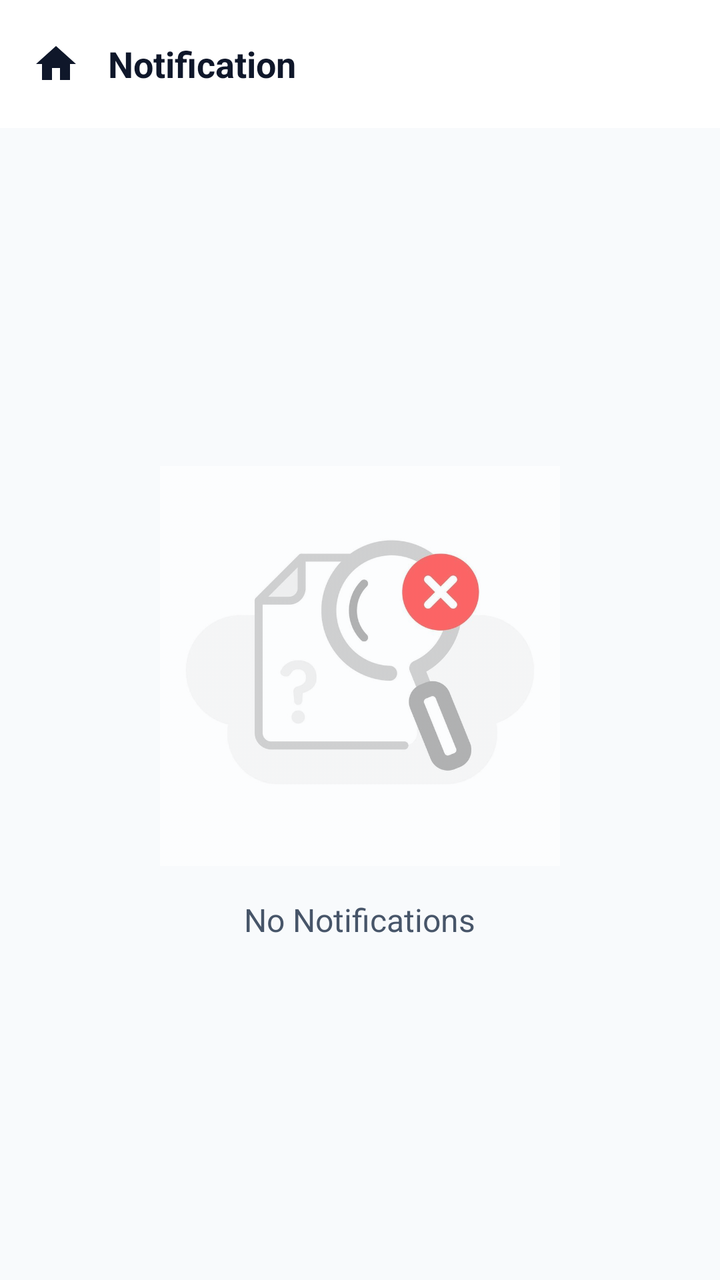
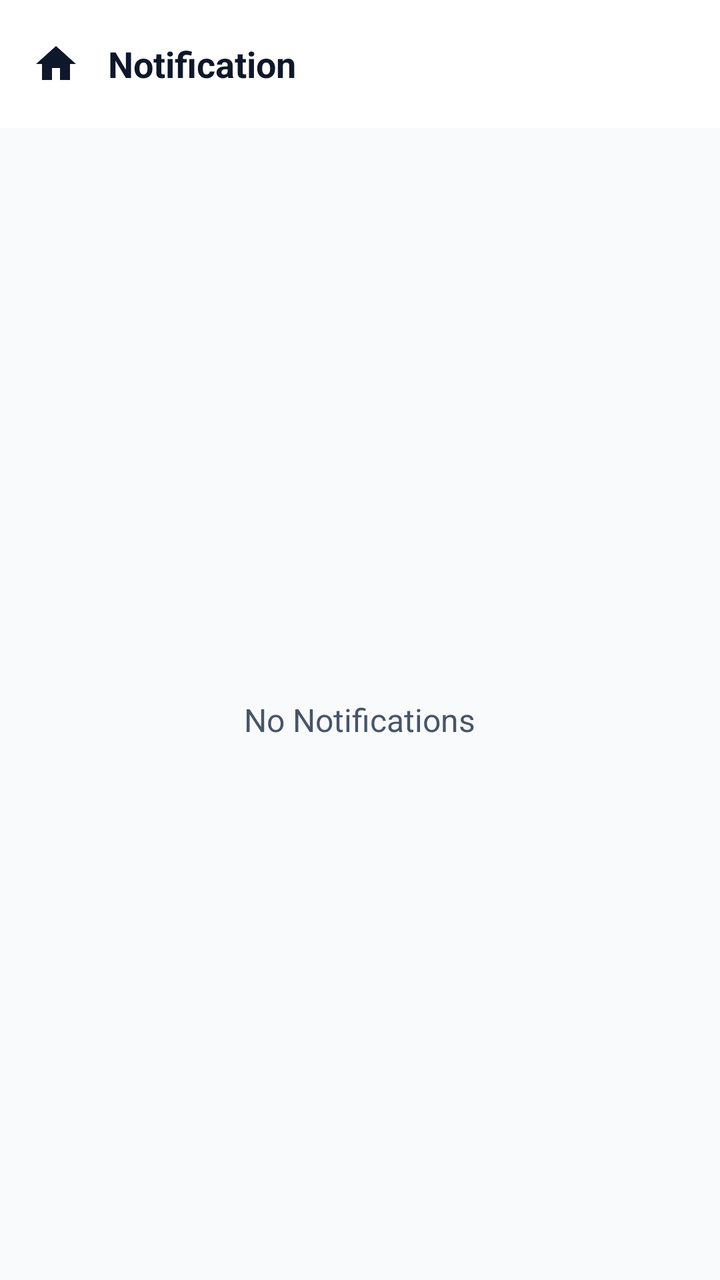

Two renders of the same Android screen: before a commit and after it. Below are the layout's source before the change and the commit's diff.
<!-- AndroidManifest.xml: application theme Theme.TestMaster -->
<!-- res/layout/activity_notification.xml -->
<?xml version="1.0" encoding="utf-8"?>
<androidx.constraintlayout.widget.ConstraintLayout xmlns:android="http://schemas.android.com/apk/res/android"
    xmlns:app="http://schemas.android.com/apk/res-auto"
    xmlns:tools="http://schemas.android.com/tools"
    android:layout_width="match_parent"
    android:layout_height="match_parent"
    android:background="@drawable/statusbar_background"
    android:fitsSystemWindows="true"
    tools:context=".activities.NotificationActivity">

    <androidx.appcompat.widget.Toolbar
        android:id="@+id/toolbar"
        android:layout_width="match_parent"
        android:layout_height="wrap_content"
        android:background="@color/primary"
        app:layout_constraintTop_toTopOf="parent"
        android:theme="@style/CustomSearchViewTheme"
        app:popupTheme="@style/CustomSearchViewTheme">

        <ImageView
            android:id="@+id/iv_home"
            android:layout_width="wrap_content"
            android:layout_height="wrap_content"
            android:src="@drawable/baseline_home_24"
            app:tint="@color/onPrimary"/>
        <TextView
            android:id="@+id/toolbar_title"
            android:layout_width="wrap_content"
            android:layout_height="wrap_content"
            android:layout_gravity="center_vertical"
            android:text="Notification"
            android:layout_marginStart="30dp"
            android:textColor="@color/onPrimary"
            android:textSize="18sp"
            android:textStyle="bold" />
    </androidx.appcompat.widget.Toolbar>
    <LinearLayout
        android:layout_width="match_parent"
        android:layout_height="0dp"
        android:background="@color/background"
        app:layout_constraintBottom_toBottomOf="parent"
        app:layout_constraintEnd_toEndOf="parent"
        app:layout_constraintStart_toStartOf="parent"
        app:layout_constraintTop_toBottomOf="@+id/toolbar"
        android:gravity="center"
        android:orientation="vertical">
    <ImageView
        android:id="@+id/imageView"
        android:layout_width="200dp"
        android:layout_height="200dp"
        android:alpha="0.6"
        android:src="@drawable/notfound" />
    <TextView
        android:layout_width="wrap_content"
        android:layout_height="wrap_content"
        android:layout_marginTop="16dp"
        android:text="No Notifications"
        android:textColor="@color/text_secondary"
        android:textSize="16sp" />
    </LinearLayout>
</androidx.constraintlayout.widget.ConstraintLayout>
<!-- resources referenced by this layout -->
<resources>
  <color name="background">#F8FAFC</color>
  <color name="onPrimary">#0F172A</color>
  <color name="primary">#FFFFFF</color>
  <color name="text_secondary">#475569</color>
  <!-- drawable baseline_home_24 (drawable) -->
  <vector android:height="24dp" android:tint="#000000"
      android:viewportHeight="24" android:viewportWidth="24"
      android:width="24dp" xmlns:android="http://schemas.android.com/apk/res/android">
      <path android:fillColor="@android:color/white" android:pathData="M10,20v-6h4v6h5v-8h3L12,3 2,12h3v8z"/>
  </vector>
  <!-- drawable notfound: jpg bitmap (drawable, 19897 bytes) -->
  <!-- drawable statusbar_background (drawable) -->
  <?xml version="1.0" encoding="utf-8"?>
  <layer-list xmlns:android="http://schemas.android.com/apk/res/android">
  
      <item android:height="150dp">
          <shape>
              <solid android:color="@color/primary"/>
          </shape>
      </item>
  
      <item android:top="150dp">
          <shape>
              <solid android:color="@color/background"/>
          </shape>
      </item>
  
  </layer-list>
  <style name="CustomSearchViewTheme" parent="ThemeOverlay.AppCompat.Dark.ActionBar">
          <item name="colorControlNormal">@color/onPrimary</item>
          <item name="colorControlActivated">@color/onPrimary</item>
          <item name="android:textColor">@color/onPrimary</item>
          <item name="android:textColorHint">@color/text_hint</item>
          <item name="android:queryBackground">@android:color/transparent</item>
      </style>
  <style name="Theme.TestMaster" parent="Base.Theme.TestMaster" />
  <color name="text_hint">#94A3B8</color>
  <style name="Base.Theme.TestMaster" parent="Theme.Material3.DayNight.NoActionBar">
          
          <item name="colorPrimary">@color/primary</item>
          <item name="colorOnPrimary">@color/onPrimary</item>
          <item name="colorPrimaryContainer">@color/primaryContainer</item>
          <item name="colorOnPrimaryContainer">@color/onPrimaryContainer</item>
  
          <item name="colorSecondary">@color/secondary</item>
          <item name="colorOnSecondary">@color/onSecondary</item>
          <item name="colorSecondaryContainer">@color/secondaryContainer</item>
          <item name="colorOnSecondaryContainer">@color/onSecondaryContainer</item>
  
          
          <item name="android:windowBackground">@color/background</item>
          <item name="colorSurface">@color/surface</item>
          <item name="colorOnSurface">@color/onSurface</item>
          <item name="colorSurfaceVariant">@color/surfaceVariant</item>
          <item name="colorOnSurfaceVariant">@color/onSurfaceVariant</item>
          <item name="colorOutline">@color/outline</item>
  
          
          <item name="colorError">@color/error</item>
          <item name="colorOnError">@color/onError</item>
          <item name="colorErrorContainer">@color/errorContainer</item>
          <item name="colorOnErrorContainer">@color/onErrorContainer</item>
  
          
          <item name="android:statusBarColor">@color/surface</item>
          <item name="android:windowLightStatusBar">true</item>
      </style>
  <color name="primaryContainer">#F1F5F9</color>
  <color name="onPrimaryContainer">#0F172A</color>
  <color name="secondary">#64748B</color>
  <color name="onSecondary">#FFFFFF</color>
  <color name="secondaryContainer">#E2E8F0</color>
  <color name="onSecondaryContainer">#0F172A</color>
  <color name="surface">#FFFFFF</color>
  <color name="onSurface">#0F172A</color>
  <color name="surfaceVariant">#E2E8F0</color>
  <color name="onSurfaceVariant">#475569</color>
  <color name="outline">#94A3B8</color>
  <color name="error">#DC2626</color>
  <color name="onError">#FFFFFF</color>
  <color name="errorContainer">#FEE2E2</color>
  <color name="onErrorContainer">#7F1D1D</color>
</resources>

<!-- the commit's change to res/layout/activity_notification.xml (unified diff, before → after) -->
@@ -49,6 +49,7 @@
         android:layout_width="200dp"
         android:layout_height="200dp"
         android:alpha="0.6"
+        android:visibility="gone"
         android:src="@drawable/notfound" />
     <TextView
         android:layout_width="wrap_content"
<!-- resource entries referenced after the edit -->
@@ -64,6 +64,9 @@
           <item name="colorOnErrorContainer">@color/onErrorContainer</item>
   
           
+          <item name="colorControlActivated">@color/accent</item>
+  
+          
           <item name="android:statusBarColor">@color/surface</item>
           <item name="android:windowLightStatusBar">true</item>
       </style>
@@ -82,5 +85,6 @@
   <color name="onError">#FFFFFF</color>
   <color name="errorContainer">#FEE2E2</color>
   <color name="onErrorContainer">#7F1D1D</color>
+  <color name="accent">#334155</color>
 </resources>
 
